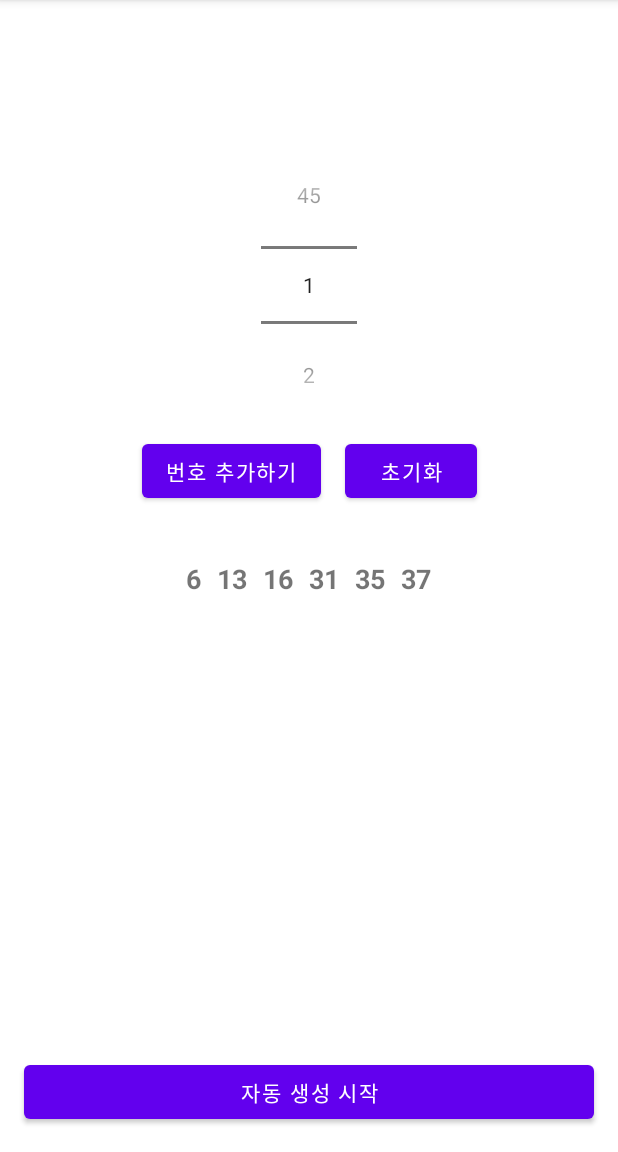
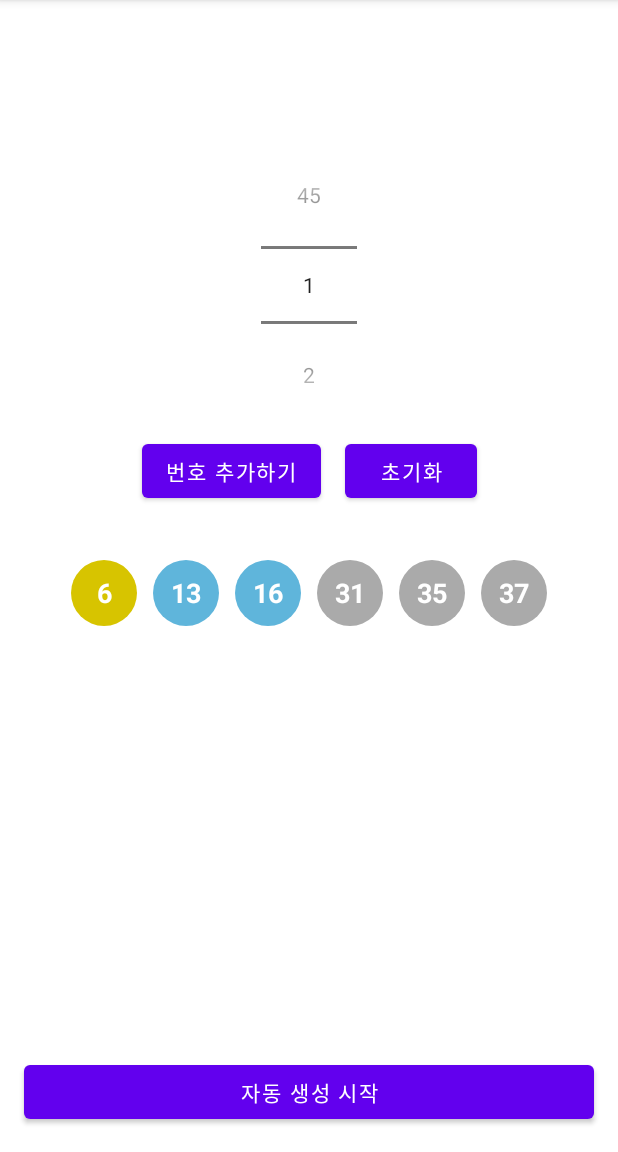
Before and after one commit to MinhyeokSun/Lotto-Picker_Kotlin, an Android app: the screen it shows after launch (MainActivity), after a tap on "자동 생성 시작", on a phone screen of 412 x 824 dp, the part 84-1236 px from its top. Run offline under Robolectric (Android 15) with nearby library versions, the phone set to English and light mode, and no system bars.

Commit message:
6th Commit

```diff
--- a/app/src/main/java/com/smh/lotto_picker/MainActivity.kt
+++ b/app/src/main/java/com/smh/lotto_picker/MainActivity.kt
@@ -7,6 +7,7 @@ import android.widget.Button
 import android.widget.NumberPicker
 import android.widget.TextView
 import android.widget.Toast
+import androidx.core.content.ContextCompat
 import androidx.core.view.isVisible
 import kotlin.random.Random
 
@@ -53,6 +54,16 @@ class MainActivity : AppCompatActivity() {
         initClearButton()
     }
 
+    private fun setNumberBackgroun(number:Int, textView: TextView) {
+        when(number) {
+            in 1..10 -> textView.background = ContextCompat.getDrawable(this, R.drawable.circle_yellow)
+            in 11..20 -> textView.background = ContextCompat.getDrawable(this, R.drawable.circle_blue)
+            in 21..30 -> textView.background = ContextCompat.getDrawable(this, R.drawable.circle_red)
+            in 31..40 -> textView.background = ContextCompat.getDrawable(this, R.drawable.circle_gray)
+            else -> textView.background = ContextCompat.getDrawable(this, R.drawable.circle_green)
+        }
+    }
+
     private fun initClearButton() {
         clearButton.setOnClickListener {
             pickNumberSet.clear()
@@ -74,6 +85,8 @@ class MainActivity : AppCompatActivity() {
 
                 textView.text = number.toString()
                 textView.isVisible = true
+
+                setNumberBackgroun(number, textView)
             }
 
         }
@@ -100,6 +113,9 @@ class MainActivity : AppCompatActivity() {
             textView.isVisible = true;
             textView.text = numberPicker.value.toString()
 
+            setNumberBackgroun(numberPicker.value, textView)
+
+
             pickNumberSet.add(numberPicker.value)
         }
     }
--- /dev/null
+++ b/app/src/main/res/drawable/circle_blue.xml
@@ -0,0 +1,11 @@
+<?xml version="1.0" encoding="utf-8"?>
+<shape xmlns:android="http://schemas.android.com/apk/res/android"
+    android:shape="oval">
+
+    <solid
+        android:color="#5FB5DB"/>
+    <size
+        android:width="44dp"
+        android:height="44dp"/>
+
+</shape>
--- /dev/null
+++ b/app/src/main/res/drawable/circle_gray.xml
@@ -0,0 +1,11 @@
+<?xml version="1.0" encoding="utf-8"?>
+<shape xmlns:android="http://schemas.android.com/apk/res/android"
+    android:shape="oval">
+
+    <solid
+        android:color="#AAAAAA"/>
+    <size
+        android:width="44dp"
+        android:height="44dp"/>
+
+</shape>
--- /dev/null
+++ b/app/src/main/res/drawable/circle_green.xml
@@ -0,0 +1,11 @@
+<?xml version="1.0" encoding="utf-8"?>
+<shape xmlns:android="http://schemas.android.com/apk/res/android"
+    android:shape="oval">
+
+    <solid
+        android:color="#B0D840"/>
+    <size
+        android:width="44dp"
+        android:height="44dp"/>
+
+</shape>
--- /dev/null
+++ b/app/src/main/res/drawable/circle_red.xml
@@ -0,0 +1,11 @@
+<?xml version="1.0" encoding="utf-8"?>
+<shape xmlns:android="http://schemas.android.com/apk/res/android"
+    android:shape="oval">
+
+    <solid
+        android:color="#FF7272"/>
+    <size
+        android:width="44dp"
+        android:height="44dp"/>
+
+</shape>
--- /dev/null
+++ b/app/src/main/res/drawable/circle_yellow.xml
@@ -0,0 +1,11 @@
+<?xml version="1.0" encoding="utf-8"?>
+<shape xmlns:android="http://schemas.android.com/apk/res/android"
+    android:shape="oval">
+
+    <solid
+        android:color="#D7C400"/>
+    <size
+        android:width="44dp"
+        android:height="44dp"/>
+
+</shape>
--- a/app/src/main/res/layout/activity_main.xml
+++ b/app/src/main/res/layout/activity_main.xml
@@ -51,7 +51,10 @@
             android:layout_width="wrap_content"
             android:layout_height="wrap_content"
             android:layout_margin="5dp"
+            android:background="@drawable/circle_blue"
+            android:gravity="center"
             android:text="1"
+            android:textColor="@color/white"
             android:textSize="18sp"
             android:textStyle="bold"
             android:visibility="gone"
@@ -62,7 +65,10 @@
             android:layout_width="wrap_content"
             android:layout_height="wrap_content"
             android:layout_margin="5dp"
+            android:background="@drawable/circle_yellow"
+            android:gravity="center"
             android:text="1"
+            android:textColor="@color/white"
             android:textSize="18sp"
             android:textStyle="bold"
             android:visibility="gone"
@@ -73,7 +79,10 @@
             android:layout_width="wrap_content"
             android:layout_height="wrap_content"
             android:layout_margin="5dp"
+            android:background="@drawable/circle_red"
+            android:gravity="center"
             android:text="1"
+            android:textColor="@color/white"
             android:textSize="18sp"
             android:textStyle="bold"
             android:visibility="gone"
@@ -84,7 +93,10 @@
             android:layout_width="wrap_content"
             android:layout_height="wrap_content"
             android:layout_margin="5dp"
+            android:background="@drawable/circle_gray"
+            android:gravity="center"
             android:text="1"
+            android:textColor="@color/white"
             android:textSize="18sp"
             android:textStyle="bold"
             android:visibility="gone"
@@ -96,7 +108,10 @@
             android:layout_width="wrap_content"
             android:layout_height="wrap_content"
             android:layout_margin="5dp"
+            android:background="@drawable/circle_gray"
+            android:gravity="center"
             android:text="1"
+            android:textColor="@color/white"
             android:textSize="18sp"
             android:textStyle="bold"
             android:visibility="gone"
@@ -107,7 +122,10 @@
             android:layout_width="wrap_content"
             android:layout_height="wrap_content"
             android:layout_margin="5dp"
+            android:background="@drawable/circle_gray"
+            android:gravity="center"
             android:text="1"
+            android:textColor="@color/white"
             android:textSize="18sp"
             android:textStyle="bold"
             android:visibility="gone"
```
